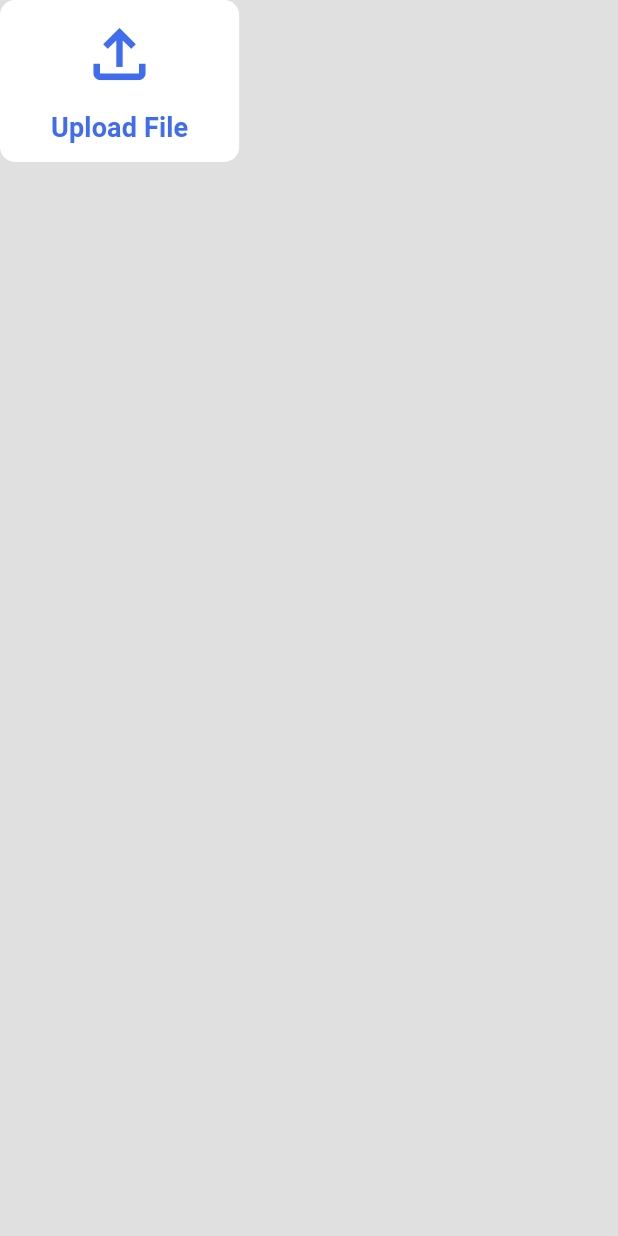
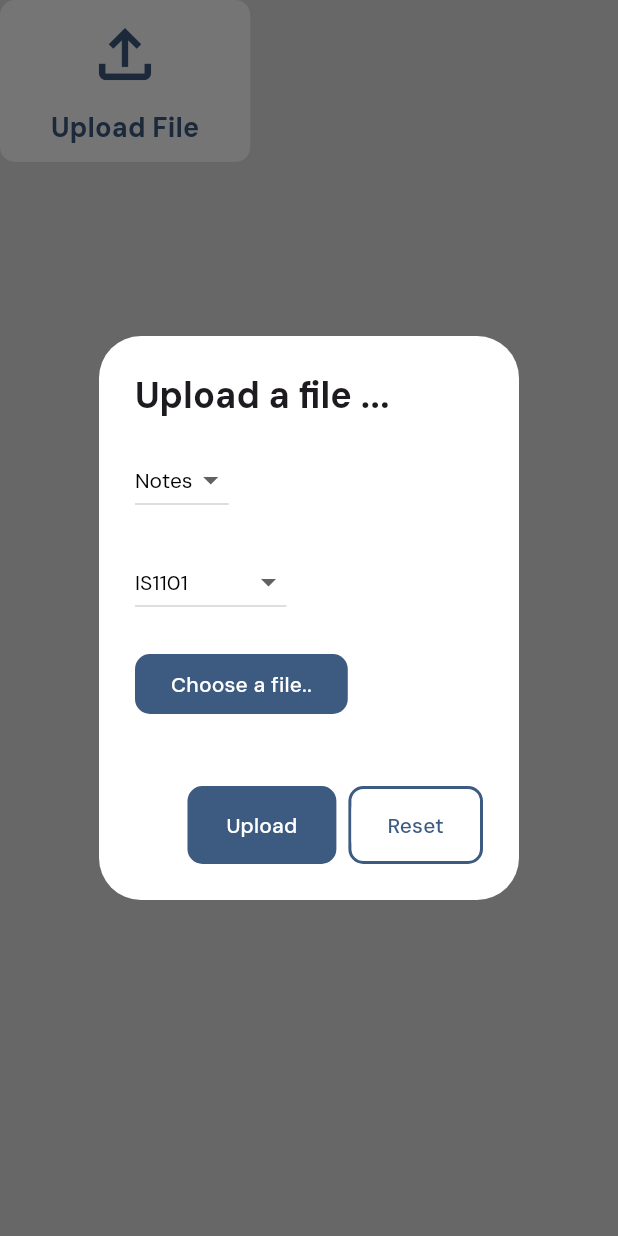
Before and after one commit to SahanLochana/CIS_UnixCloud, a Flutter app: the AdminPageTile widget shown alone on an empty page, opened directly, after a tap on "Upload File", on a phone screen of 412 x 824 dp. Run offline on Flutter 3.47's test engine with Material 3 defaults, Android fonts, the phone set to English and light mode, and no system bars; drawn by our look-alikes of toastification; our stand-ins replace cloud_firestore, file_picker, firebase_auth, firebase_core, firebase_storage, go_router and 1 more; missing offline and left inert: internet_file, pdfx; accounts and stored records are empty; generated files the repository leaves out were written again; network calls fail.

Commit message:
add upload feature

```diff
--- a/lib/core_features/Provider/current_status_provider.dart
+++ b/lib/core_features/Provider/current_status_provider.dart
@@ -5,6 +5,7 @@ class StatusProvider extends ChangeNotifier {
   // verialble for store states
   String _selectedType = "";
   bool _isAdmin = false;
+  late String _uid;
 
   // for store user selected category (note,slide....)
   void typeUpdater(String type) {
@@ -17,6 +18,7 @@ class StatusProvider extends ChangeNotifier {
     FirebaseServices service = FirebaseServices();
     bool isUserAdmin = await service.checkUserRole(uId);
     _isAdmin = isUserAdmin;
+    _uid = uId;
     notifyListeners();
   }
 
@@ -28,5 +30,6 @@ class StatusProvider extends ChangeNotifier {
 
   // getters
   String get selectedCategory => _selectedType;
+  String get uid => _uid;
   bool get isUserAdmin => _isAdmin;
 }
--- a/lib/core_features/presantation/Pages/admin_board.dart
+++ b/lib/core_features/presantation/Pages/admin_board.dart
@@ -10,8 +10,10 @@ class AdminBoard extends StatelessWidget {
   Widget build(BuildContext context) {
     return Scaffold(
       appBar: AppBar(
-        backgroundColor: Theme.of(context).scaffoldBackgroundColor,
-        title: const Text("admin board"),
+        title: Text(
+          "admin board",
+          style: TextStyle(fontFamily: "dmsans", color: Colors.white),
+        ),
       ),
       body: const Padding(
         padding: EdgeInsets.all(20.0),
--- a/lib/features/upload_file/presentation/components/admin_page_tile.dart
+++ b/lib/features/upload_file/presentation/components/admin_page_tile.dart
@@ -1,12 +1,29 @@
 import 'package:flutter/material.dart';
+import 'package:student_manegment_app/features/upload_file/presentation/poupip_window.dart';
 
 class AdminPageTile extends StatelessWidget {
   const AdminPageTile({super.key});
 
   @override
   Widget build(BuildContext context) {
+    String _moduleId;
+    String _category;
     return ElevatedButton(
-      onPressed: () {},
+      onPressed: () {
+        showDialog(
+          context: context,
+          builder: (context) => PopUpWindow(
+            onChangedCategory: (category) {
+              _category = category!;
+              print(_category);
+            },
+            onChangedModuleId: (moduleId) {
+              _moduleId = moduleId!;
+              print(_moduleId);
+            },
+          ),
+        );
+      },
       style: ButtonStyle(
         elevation: const MaterialStatePropertyAll(0),
         backgroundColor: const MaterialStatePropertyAll(Colors.white),
@@ -24,7 +41,7 @@ class AdminPageTile extends StatelessWidget {
           children: [
             Icon(
               Icons.file_upload_outlined,
-              color: Color(0xFF406DEE),
+              color: const Color(0xFF3D5A80),
               size: 52,
             ),
             SizedBox(
@@ -33,8 +50,9 @@ class AdminPageTile extends StatelessWidget {
             Text(
               "Upload File",
               style: TextStyle(
-                color: Color(0xFF406DEE),
+                color: const Color(0xFF3D5A80),
                 fontWeight: FontWeight.bold,
+                fontFamily: "dmsans",
                 fontSize: 18,
               ),
             ),
--- /dev/null
+++ b/lib/features/upload_file/presentation/components/popup_btn.dart
@@ -0,0 +1,43 @@
+import 'package:flutter/material.dart';
+
+class PopUpActionBtn extends StatelessWidget {
+  final String btnTitle;
+  final Function() onPressed;
+  const PopUpActionBtn({
+    super.key,
+    required this.btnTitle,
+    required this.onPressed,
+  });
+
+  @override
+  Widget build(BuildContext context) {
+    return Container(
+      decoration: BoxDecoration(
+          color: btnTitle == "Reset" ? Colors.white : const Color(0xFF3D5A80),
+          border: Border.all(color: Color(0xFF3D5A80), width: 2),
+          borderRadius: BorderRadius.circular(10)),
+      child: ElevatedButton(
+        style: ButtonStyle(
+          elevation: MaterialStatePropertyAll(0),
+          shape: MaterialStatePropertyAll(RoundedRectangleBorder(
+            borderRadius: BorderRadius.circular(10),
+          )),
+          backgroundColor: btnTitle == "Upload"
+              ? MaterialStatePropertyAll(
+                  Color(0xFF3D5A80),
+                )
+              : MaterialStatePropertyAll(Colors.white),
+        ),
+        onPressed: onPressed,
+        child: Text(
+          btnTitle,
+          style: TextStyle(
+              fontFamily: "dmsans",
+              color: btnTitle == "Upload"
+                  ? Colors.white
+                  : const Color(0xFF3D5A80)),
+        ),
+      ),
+    );
+  }
+}
--- /dev/null
+++ b/lib/features/upload_file/presentation/poupip_window.dart
@@ -0,0 +1,176 @@
+import 'package:file_picker/file_picker.dart';
+import 'package:flutter/material.dart';
+import 'package:provider/provider.dart';
+import 'package:student_manegment_app/features/toast_massege/toast_massege.dart';
+import 'package:student_manegment_app/features/upload_file/data/get_file.dart';
+import 'package:student_manegment_app/features/upload_file/presentation/components/popup_btn.dart';
+import 'package:student_manegment_app/features/upload_file/provider/upload_provider.dart';
+import 'package:toastification/toastification.dart';
+
+class PopUpWindow extends StatefulWidget {
+  final Function(String?) onChangedModuleId;
+  final Function(String?) onChangedCategory;
+  const PopUpWindow({
+    super.key,
+    required this.onChangedModuleId,
+    required this.onChangedCategory,
+  });
+
+  @override
+  State<PopUpWindow> createState() => _PopUpWindowState();
+}
+
+class _PopUpWindowState extends State<PopUpWindow> {
+  String selectedModuleId = "is1101";
+  String selectedCategory = "notes";
+  String? filename;
+  FilePickerResult? pickedFile;
+
+  final TextStyle _style = TextStyle(
+    fontFamily: "dmsans",
+    color: Colors.black,
+  );
+
+  @override
+  Widget build(BuildContext context) {
+    return Consumer<UploadProvider>(
+      builder: (context, value, child) => AlertDialog(
+        backgroundColor: Colors.white,
+        elevation: 0,
+        title: Text(
+          "Upload a file ...",
+          style: TextStyle(
+            fontFamily: "dmsans",
+            fontWeight: FontWeight.bold,
+          ),
+        ),
+        content: Column(
+          mainAxisAlignment: MainAxisAlignment.center,
+          crossAxisAlignment: CrossAxisAlignment.start,
+          mainAxisSize: MainAxisSize.min,
+          children: [
+            // category
+            DropdownButton(
+                borderRadius: BorderRadius.circular(10),
+                style: _style,
+                value: selectedCategory,
+                items: [
+                  DropdownMenuItem(value: "notes", child: Text("Notes")),
+                  DropdownMenuItem(value: "slides", child: Text("Slides")),
+                ],
+                onChanged: (category) {
+                  setState(() {
+                    selectedCategory = category!;
+                  });
+                  widget.onChangedCategory(category);
+                }),
+            SizedBox(
+              height: 20,
+            ),
+            // module ID
+            DropdownButton(
+                borderRadius: BorderRadius.circular(10),
+                style: _style,
+                value: selectedModuleId,
+                items: [
+                  DropdownMenuItem(value: "is1100", child: Text("IS1100")),
+                  DropdownMenuItem(value: "is1101", child: Text("IS1101")),
+                  DropdownMenuItem(value: "is1102", child: Text("IS1102")),
+                  DropdownMenuItem(value: "is1104", child: Text("IS1104")),
+                  DropdownMenuItem(value: "is1105", child: Text("IS1105")),
+                  DropdownMenuItem(value: "is1106", child: Text("IS1106")),
+                  DropdownMenuItem(value: "is1107", child: Text("IS1107")),
+                  DropdownMenuItem(value: "is1108", child: Text("IS1108")),
+                  DropdownMenuItem(value: "is1109", child: Text("IS1109")),
+                  DropdownMenuItem(value: "is1110", child: Text("IS1110")),
+                  DropdownMenuItem(value: "is1111", child: Text("IS1111")),
+                  DropdownMenuItem(
+                      value: "is-egp-1101", child: Text("IS-EGP-1101")),
+                ],
+                onChanged: (module) {
+                  setState(() {
+                    selectedModuleId = module!;
+                  });
+                  widget.onChangedModuleId(module);
+                }),
+            SizedBox(
+              height: 20,
+            ),
+
+            // placeholder for file name
+            if (filename != null)
+              Column(
+                children: [
+                  Text(filename!),
+                  SizedBox(
+                    height: 20,
+                  ),
+                ],
+              ),
+            //
+
+            // file pick btn
+            ElevatedButton(
+              onPressed: () async {
+                GetFile pickFile = GetFile();
+                FilePickerResult? result = await pickFile.getPdfFile();
+                setState(() {
+                  pickedFile = result;
+                  filename = result!.names.single;
+                });
+              },
+              child: Text("Choose a file..",
+                  style: TextStyle(
+                    fontFamily: "dmsans",
+                    color: Colors.white,
+                  )),
+              style: ButtonStyle(
+                backgroundColor: MaterialStatePropertyAll(Color(0xFF3D5A80)),
+                elevation: MaterialStatePropertyAll(0),
+                shape: MaterialStatePropertyAll(
+                  RoundedRectangleBorder(
+                    borderRadius: BorderRadius.circular(10),
+                  ),
+                ),
+              ),
+            ),
+            SizedBox(
+              height: 20,
+            ),
+            value.progress > 0
+                ? LinearProgressIndicator(
+                    semanticsValue: value.progress.toString(),
+                    color: Colors.green.shade400,
+                    value: value.progress,
+                  )
+                : Container(),
+          ],
+        ),
+        actions: [
+          PopUpActionBtn(
+            btnTitle: "Upload",
+            onPressed: () {
+              ToastMassege msg = ToastMassege();
+              msg.toastMsg(context, "File Uploading", filename!,
+                  ToastificationType.info);
+              print("pressed ${pickedFile!.files.single.path}");
+              value.progressListener(
+                  context, selectedModuleId, selectedCategory, pickedFile!);
+            },
+          ),
+          PopUpActionBtn(
+            btnTitle: "Reset",
+            onPressed: () {
+              setState(() {
+                selectedModuleId = "is1101";
+                selectedCategory = "notes";
+                filename = null;
+                pickedFile = null;
+              });
+            },
+          ),
+        ],
+      ),
+    );
+  }
+}
--- a/lib/main.dart
+++ b/lib/main.dart
@@ -4,6 +4,7 @@ import 'package:provider/provider.dart';
 import 'package:student_manegment_app/core_features/Provider/current_status_provider.dart';
 import 'package:student_manegment_app/Routes/routes_config.dart';
 import 'package:student_manegment_app/features/download_file/provider/download_task_provider.dart';
+import 'package:student_manegment_app/features/upload_file/provider/upload_provider.dart';
 import 'package:student_manegment_app/firebase_options.dart';
 import 'package:student_manegment_app/core_features/presantation/theme/theme_data.dart';
 import 'package:toastification/toastification.dart';
@@ -35,7 +36,10 @@ class _MyAppState extends State<MyApp> {
           ),
           ChangeNotifierProvider<DownloadTaskProvider>(
             create: (context) => DownloadTaskProvider(),
-          )
+          ),
+          ChangeNotifierProvider<UploadProvider>(
+            create: (context) => UploadProvider(),
+          ),
         ],
         child: MaterialApp.router(
           routerConfig: MyRouteConfig().routers,
```
Also changed, not shown: lib/core_features/presantation/Components/drawer_tile.dart (+9 -4 lines), lib/core_features/presantation/Widgets/my_drawer.dart (+29 -4 lines), lib/features/upload_file/data/get_file.dart (added, +14 -0 lines), lib/features/upload_file/data/upload_pdf.dart (added, +83 -0 lines), lib/features/upload_file/data/write_on_db.dart (added, +38 -0 lines), lib/features/upload_file/provider/upload_provider.dart (added, +30 -0 lines).
